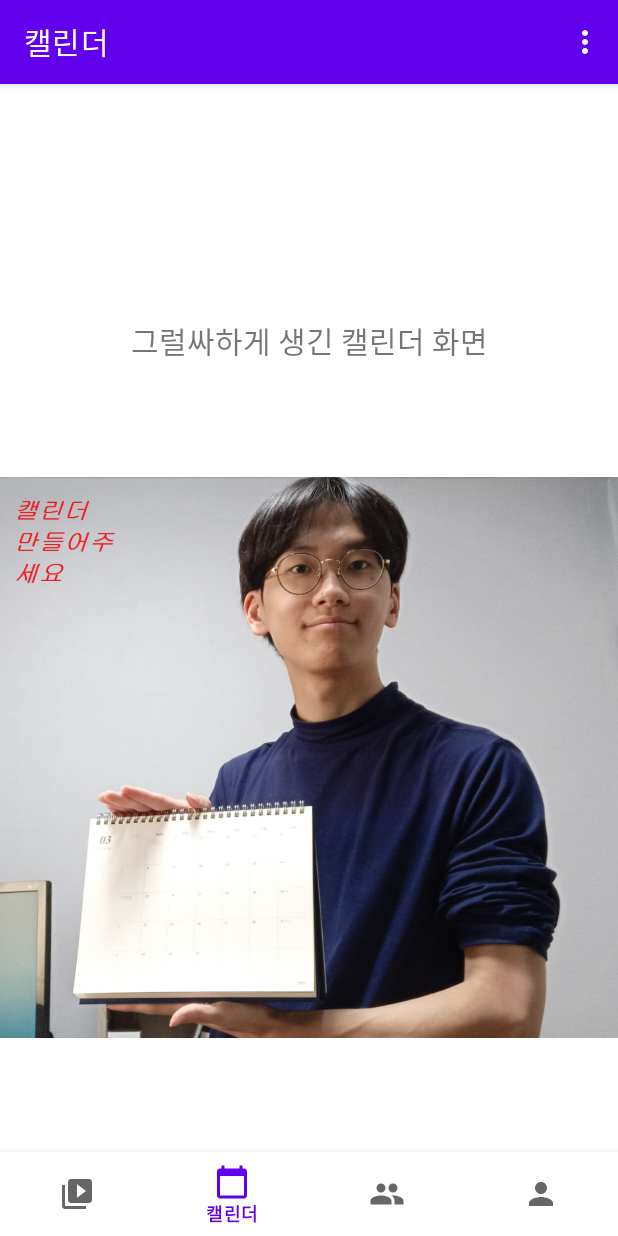
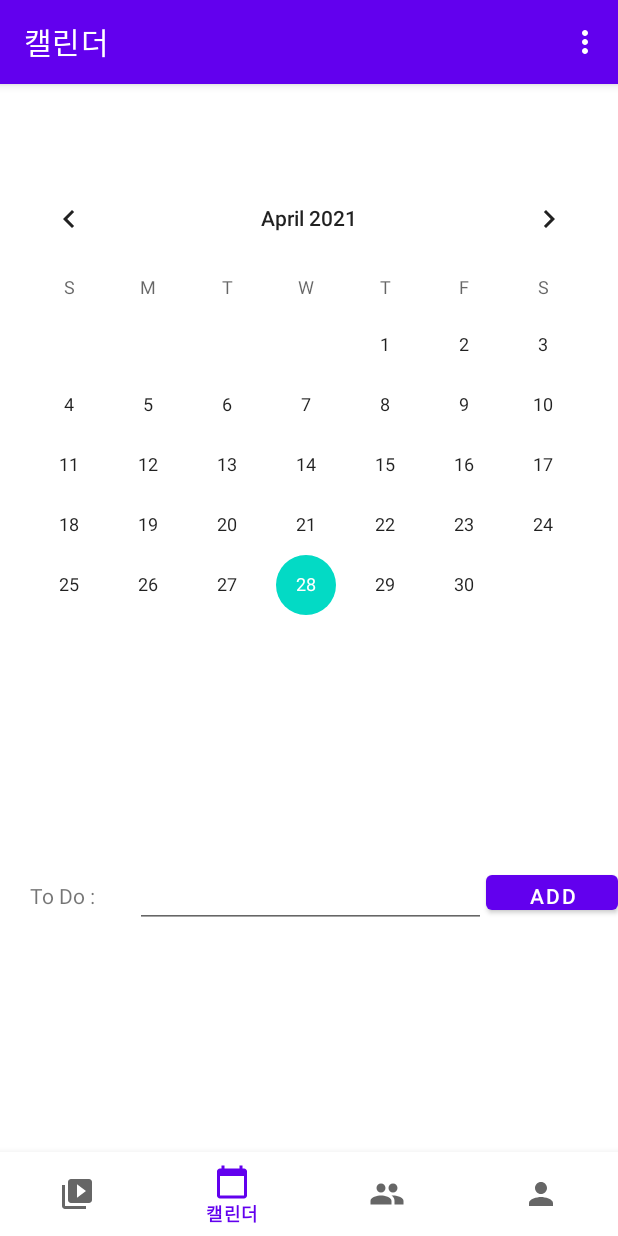
Before and after one commit to HanChangHun/CCPlayer, an Android app: the CalendarFragment screen opened through its navigation route, on a phone screen of 412 x 824 dp. Run offline under Robolectric (Android 15) with nearby library versions, the phone set to English and light mode, and no system bars; our stand-ins replace navigation-ui.

Commit message:
Calander layout
Basic calander layout

```diff
--- a/yubin_layout_test/app/src/main/java/com/example/layout_test/ui/calendar/CalendarFragment.java
+++ b/yubin_layout_test/app/src/main/java/com/example/layout_test/ui/calendar/CalendarFragment.java
@@ -1,11 +1,18 @@
 package com.example.layout_test.ui.calendar;
 
 import android.os.Bundle;
+import android.util.Log;
 import android.view.LayoutInflater;
 import android.view.Menu;
 import android.view.MenuInflater;
 import android.view.View;
 import android.view.ViewGroup;
+import android.widget.AdapterView;
+import android.widget.ArrayAdapter;
+import android.widget.Button;
+import android.widget.EditText;
+import android.widget.ListView;
+import android.widget.Toast;
 
 import androidx.annotation.NonNull;
 import androidx.annotation.Nullable;
@@ -13,21 +20,79 @@ import androidx.fragment.app.Fragment;
 
 import com.example.layout_test.R;
 
+import java.util.ArrayList;
+
 public class CalendarFragment extends Fragment {
+
     @Override
     public void onCreate(@Nullable Bundle savedInstanceState) {
         super.onCreate(savedInstanceState);
         setHasOptionsMenu(true);
+
     }
+    //layout - screen calender 레이아웃을 객체화시킴
     @Override
     public View onCreateView(@NonNull LayoutInflater inflater,
                              ViewGroup container, Bundle savedInstanceState) {
         View root = inflater.inflate(R.layout.screen_calendar, container, false);
+        ListView listview = root.findViewById(R.id.todoList);
+        final ArrayList<String> todo = new ArrayList<String>() ;
+        final ArrayAdapter adapter = new ArrayAdapter(getActivity(), android.R.layout.simple_list_item_multiple_choice,
+                todo);
+        listview.setAdapter(adapter);
+        listview.setChoiceMode(ListView.CHOICE_MODE_MULTIPLE);
+
+        //add button
+        Button addButton = (Button)root.findViewById(R.id.add) ;
+        addButton.setOnClickListener(new Button.OnClickListener() {
+            public void onClick(View v) {
+                /*
+                int count, checked;
+                count = adapter.getCount();
+                todo.add("일정을 추가하세요");
+                adapter.notifyDataSetChanged();
+                 */
+                //edittext에서 값 받아오기
+                EditText ed = (EditText)root.findViewById(R.id.newitem);
+                String text = ed.getText().toString();
+                if (!text.isEmpty()) {
+                    todo.add(text);
+                    ed.setText("");
+                    adapter.notifyDataSetChanged();
+                }
+
+            }
+        });
+        /*
+        Button modifyButton = (Button)root.findViewById(R.id.modify) ;
+        modifyButton.setOnClickListener(new Button.OnClickListener() {
+            public void onClick(View v) {
+                int count, checked ;
+                count = adapter.getCount() ;
+
+                if (count > 0) {
+                    // 현재 선택된 아이템의 position 획득.
+                    checked = listview.getCheckedItemPositions();
+                    Log.i("log", "checked : " + checked);
+                    Log.i("log2", "checked : " + count);
+                    if (checked > -1 && checked < count) {
+                        // 아이템 수정
+                        todo.set(checked - 1, Integer.toString(checked+1) + "번 아이템 수정") ;
+
+                        // listview 갱신
+                        adapter.notifyDataSetChanged();
+                    }
+                }
+            }
+        }) ;
+        */
         return root;
     }
+    //menu - top_menu_calendar 레이아웃 개체화
     @Override
     public void onCreateOptionsMenu(@NonNull Menu menu, @NonNull MenuInflater inflater) {
         super.onCreateOptionsMenu(menu, inflater);
         inflater.inflate(R.menu.top_menu_calendar, menu);
     }
+
 }
--- a/yubin_layout_test/app/src/main/res/layout/screen_calendar.xml
+++ b/yubin_layout_test/app/src/main/res/layout/screen_calendar.xml
@@ -1,37 +1,59 @@
 <?xml version="1.0" encoding="utf-8"?>
-<androidx.constraintlayout.widget.ConstraintLayout xmlns:android="http://schemas.android.com/apk/res/android"
+<LinearLayout xmlns:android="http://schemas.android.com/apk/res/android"
     xmlns:app="http://schemas.android.com/apk/res-auto"
     xmlns:tools="http://schemas.android.com/tools"
     android:layout_width="match_parent"
-    android:layout_height="match_parent"
+    android:layout_height="wrap_content"
+    android:orientation="vertical"
     tools:context=".ui.calendar.CalendarFragment">
 
-    <ImageView
-        android:id="@+id/imageView"
-        android:layout_width="wrap_content"
-        android:layout_height="0dp"
-        android:src="@drawable/calendar_temp"
-        app:layout_constraintBottom_toBottomOf="parent"
-        app:layout_constraintEnd_toEndOf="parent"
-        app:layout_constraintHorizontal_bias="0.0"
-        app:layout_constraintStart_toStartOf="parent"
-        app:layout_constraintTop_toBottomOf="@+id/text_calendar"
-        app:layout_constraintVertical_bias="0.0" />
+    <CalendarView
+        android:id="@+id/calendarView"
+        android:layout_width="match_parent"
+        android:layout_height="645dp"
+        android:layout_weight="1" />
 
-    <TextView
-        android:id="@+id/text_calendar"
+    <LinearLayout
         android:layout_width="match_parent"
-        android:layout_height="wrap_content"
-        android:layout_marginStart="8dp"
-        android:layout_marginEnd="8dp"
-        android:text="그럴싸하게 생긴 캘린더 화면"
-        android:textAlignment="center"
-        android:textSize="20sp"
-        app:layout_constraintBottom_toBottomOf="parent"
-        app:layout_constraintEnd_toEndOf="parent"
-        app:layout_constraintHorizontal_bias="0.0"
-        app:layout_constraintStart_toStartOf="parent"
-        app:layout_constraintTop_toTopOf="parent"
-        app:layout_constraintVertical_bias="0.16"
-        tools:text="그럴싸하게 생긴 캘린더 화면" />
-</androidx.constraintlayout.widget.ConstraintLayout>
+        android:layout_height="wrap_content">
+
+
+        <TextView
+            android:id="@+id/newTodo"
+            android:layout_width="267dp"
+            android:layout_height="45dp"
+            android:layout_weight="1"
+            android:text="      To Do : " />
+
+        <EditText
+            android:layout_width="match_parent"
+            android:layout_height="wrap_content"
+            android:layout_weight="1"
+            android:id="@+id/newitem"
+            android:focusable="true"
+            android:focusableInTouchMode="true"
+            />
+
+        <Button
+            android:id="@+id/add"
+            android:layout_width="wrap_content"
+            android:layout_height="35dp"
+            android:text="add"
+            app:layout_constraintBottom_toTopOf="@+id/todoList"
+            app:layout_constraintEnd_toEndOf="parent"
+            app:layout_constraintHorizontal_bias="0.905"
+            app:layout_constraintStart_toStartOf="parent"
+            app:layout_constraintTop_toBottomOf="@+id/calendarView"
+            app:layout_constraintVertical_bias="0.388" />
+
+
+    </LinearLayout>
+
+    <ListView
+        android:id="@+id/todoList"
+        android:layout_width="match_parent"
+        android:layout_height="149dp"
+        android:choiceMode="multipleChoice" />
+
+
+</LinearLayout>
```
